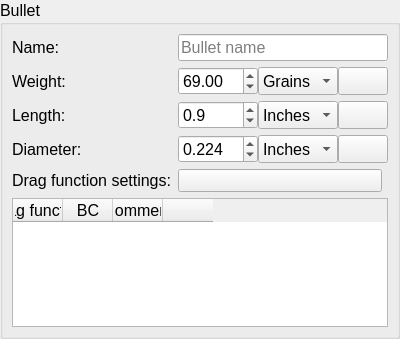
o-murphy/archer_ballistics_constructor, file ui_templates/catalog_bullet.ui: the form before one commit.
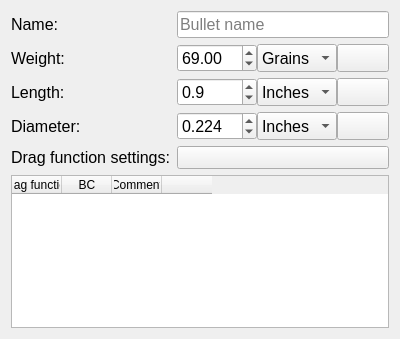
The form after the commit. Icons and pictures are not drawn.

Commit message: bullet list update

```diff
--- a/ui_templates/catalog_bullet.ui
+++ b/ui_templates/catalog_bullet.ui
@@ -12,64 +12,23 @@
   </property>
   <property name="minimumSize">
    <size>
-    <width>0</width>
+    <width>400</width>
     <height>339</height>
    </size>
   </property>
   <property name="maximumSize">
    <size>
-    <width>16777215</width>
-    <height>350</height>
+    <width>400</width>
+    <height>339</height>
    </size>
   </property>
   <property name="windowTitle">
    <string>Form</string>
   </property>
   <layout class="QGridLayout" name="gridLayout">
-   <property name="leftMargin">
-    <number>0</number>
-   </property>
-   <property name="topMargin">
-    <number>0</number>
-   </property>
-   <property name="rightMargin">
-    <number>0</number>
-   </property>
-   <property name="bottomMargin">
-    <number>0</number>
-   </property>
-   <property name="spacing">
-    <number>0</number>
-   </property>
    <item row="0" column="0">
-    <widget class="QGroupBox" name="bulletGroupBox">
+    <widget class="QLabel" name="label_79">
      <property name="sizePolicy">
-      <sizepolicy hsizetype="Expanding" vsizetype="Preferred">
-       <horstretch>0</horstretch>
-       <verstretch>0</verstretch>
-      </sizepolicy>
-     </property>
-     <property name="minimumSize">
-      <size>
-       <width>0</width>
-       <height>0</height>
-      </size>
-     </property>
-     <property name="font">
-      <font>
-       <pointsize>12</pointsize>
-      </font>
-     </property>
-     <property name="styleSheet">
-      <string notr="true"/>
-     </property>
-     <property name="title">
-      <string>Bullet</string>
-     </property>
-     <layout class="QGridLayout" name="gridLayout_4">
-      <item row="1" column="0">
-       <widget class="QLabel" name="label_74">
-        <property name="sizePolicy">
          <sizepolicy hsizetype="Preferred" vsizetype="Expanding">
           <horstretch>0</horstretch>
           <verstretch>0</verstretch>
@@ -81,65 +40,11 @@
          </font>
         </property>
         <property name="text">
-         <string>Weight:</string>
+      <string>Name:</string>
         </property>
        </widget>
       </item>
-      <item row="2" column="0">
-       <widget class="QLabel" name="label_75">
-        <property name="sizePolicy">
-         <sizepolicy hsizetype="Preferred" vsizetype="Expanding">
-          <horstretch>0</horstretch>
-          <verstretch>0</verstretch>
-         </sizepolicy>
-        </property>
-        <property name="font">
-         <font>
-          <pointsize>12</pointsize>
-         </font>
-        </property>
-        <property name="text">
-         <string>Length:</string>
-        </property>
-       </widget>
-      </item>
-      <item row="3" column="0">
-       <widget class="QLabel" name="label_76">
-        <property name="sizePolicy">
-         <sizepolicy hsizetype="Preferred" vsizetype="Expanding">
-          <horstretch>0</horstretch>
-          <verstretch>0</verstretch>
-         </sizepolicy>
-        </property>
-        <property name="font">
-         <font>
-          <pointsize>12</pointsize>
-         </font>
-        </property>
-        <property name="text">
-         <string>Diameter:</string>
-        </property>
-       </widget>
-      </item>
-      <item row="6" column="0">
-       <widget class="QLabel" name="label_81">
-        <property name="sizePolicy">
-         <sizepolicy hsizetype="Preferred" vsizetype="Expanding">
-          <horstretch>0</horstretch>
-          <verstretch>0</verstretch>
-         </sizepolicy>
-        </property>
-        <property name="font">
-         <font>
-          <pointsize>12</pointsize>
-         </font>
-        </property>
-        <property name="text">
-         <string>Drag function settings:</string>
-        </property>
-       </widget>
-      </item>
-      <item row="0" column="1" colspan="2">
+   <item row="0" column="1">
        <widget class="QLineEdit" name="bulletName">
         <property name="sizePolicy">
          <sizepolicy hsizetype="Preferred" vsizetype="Preferred">
@@ -169,7 +74,25 @@
         </property>
        </widget>
       </item>
-      <item row="1" column="1" colspan="2">
+   <item row="1" column="0">
+    <widget class="QLabel" name="label_74">
+     <property name="sizePolicy">
+      <sizepolicy hsizetype="Preferred" vsizetype="Expanding">
+       <horstretch>0</horstretch>
+       <verstretch>0</verstretch>
+      </sizepolicy>
+     </property>
+     <property name="font">
+      <font>
+       <pointsize>12</pointsize>
+      </font>
+     </property>
+     <property name="text">
+      <string>Weight:</string>
+     </property>
+    </widget>
+   </item>
+   <item row="1" column="1">
        <widget class="QWidget" name="horizontalWidget_17" native="true">
         <property name="sizePolicy">
          <sizepolicy hsizetype="Preferred" vsizetype="Preferred">
@@ -305,7 +228,25 @@
         </layout>
        </widget>
       </item>
-      <item row="2" column="1" colspan="2">
+   <item row="2" column="0">
+    <widget class="QLabel" name="label_75">
+     <property name="sizePolicy">
+      <sizepolicy hsizetype="Preferred" vsizetype="Expanding">
+       <horstretch>0</horstretch>
+       <verstretch>0</verstretch>
+      </sizepolicy>
+     </property>
+     <property name="font">
+      <font>
+       <pointsize>12</pointsize>
+      </font>
+     </property>
+     <property name="text">
+      <string>Length:</string>
+     </property>
+    </widget>
+   </item>
+   <item row="2" column="1">
        <widget class="QWidget" name="horizontalWidget_18" native="true">
         <layout class="QHBoxLayout" name="horizontalLayout_52">
          <property name="spacing">
@@ -432,7 +373,25 @@
         </layout>
        </widget>
       </item>
-      <item row="3" column="1" colspan="2">
+   <item row="3" column="0">
+    <widget class="QLabel" name="label_76">
+     <property name="sizePolicy">
+      <sizepolicy hsizetype="Preferred" vsizetype="Expanding">
+       <horstretch>0</horstretch>
+       <verstretch>0</verstretch>
+      </sizepolicy>
+     </property>
+     <property name="font">
+      <font>
+       <pointsize>12</pointsize>
+      </font>
+     </property>
+     <property name="text">
+      <string>Diameter:</string>
+     </property>
+    </widget>
+   </item>
+   <item row="3" column="1">
        <widget class="QWidget" name="horizontalWidget_19" native="true">
         <layout class="QHBoxLayout" name="horizontalLayout_53">
          <property name="spacing">
@@ -559,8 +518,8 @@
         </layout>
        </widget>
       </item>
-      <item row="0" column="0">
-       <widget class="QLabel" name="label_79">
+   <item row="4" column="0">
+    <widget class="QLabel" name="label_81">
         <property name="sizePolicy">
          <sizepolicy hsizetype="Preferred" vsizetype="Expanding">
           <horstretch>0</horstretch>
@@ -573,11 +532,46 @@
          </font>
         </property>
         <property name="text">
-         <string>Name:</string>
+      <string>Drag function settings:</string>
         </property>
        </widget>
       </item>
-      <item row="7" column="0" colspan="3">
+   <item row="4" column="1">
+    <widget class="QToolButton" name="Add">
+     <property name="sizePolicy">
+      <sizepolicy hsizetype="Expanding" vsizetype="Expanding">
+       <horstretch>0</horstretch>
+       <verstretch>0</verstretch>
+      </sizepolicy>
+     </property>
+     <property name="font">
+      <font>
+       <pointsize>8</pointsize>
+       <weight>75</weight>
+       <italic>false</italic>
+       <bold>true</bold>
+       <underline>false</underline>
+      </font>
+     </property>
+     <property name="toolTip">
+      <string>&lt;font color=black&gt;Convert&lt;/font&gt;</string>
+     </property>
+     <property name="text">
+      <string/>
+     </property>
+     <property name="icon">
+      <iconset resource="../.rsrc/res.qrc">
+       <normaloff>:/icons/res/drawable-hdpi-v4/addbtn_menu21a.png</normaloff>:/icons/res/drawable-hdpi-v4/addbtn_menu21a.png</iconset>
+     </property>
+     <property name="iconSize">
+      <size>
+       <width>16</width>
+       <height>16</height>
+      </size>
+     </property>
+    </widget>
+   </item>
+   <item row="5" column="0" colspan="2">
        <widget class="QTableWidget" name="tableWidget">
         <property name="editTriggers">
          <set>QAbstractItemView::NoEditTriggers</set>
@@ -608,44 +602,6 @@
           <string/>
          </property>
         </column>
-       </widget>
-      </item>
-      <item row="6" column="1">
-       <widget class="QToolButton" name="Add">
-        <property name="sizePolicy">
-         <sizepolicy hsizetype="Expanding" vsizetype="Expanding">
-          <horstretch>0</horstretch>
-          <verstretch>0</verstretch>
-         </sizepolicy>
-        </property>
-        <property name="font">
-         <font>
-          <pointsize>8</pointsize>
-          <weight>75</weight>
-          <italic>false</italic>
-          <bold>true</bold>
-          <underline>false</underline>
-         </font>
-        </property>
-        <property name="toolTip">
-         <string>&lt;font color=black&gt;Convert&lt;/font&gt;</string>
-        </property>
-        <property name="text">
-         <string/>
-        </property>
-        <property name="icon">
-         <iconset resource="../.rsrc/res.qrc">
-          <normaloff>:/icons/res/drawable-hdpi-v4/addbtn_menu21a.png</normaloff>:/icons/res/drawable-hdpi-v4/addbtn_menu21a.png</iconset>
-        </property>
-        <property name="iconSize">
-         <size>
-          <width>16</width>
-          <height>16</height>
-         </size>
-        </property>
-       </widget>
-      </item>
-     </layout>
     </widget>
    </item>
   </layout>
```
Lines whose indentation alone changed are shown as unchanged. The commit also changes 38 other files.
